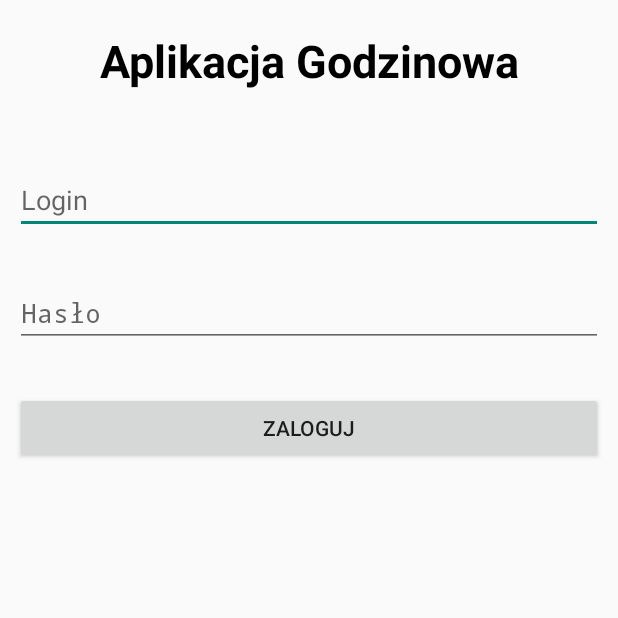
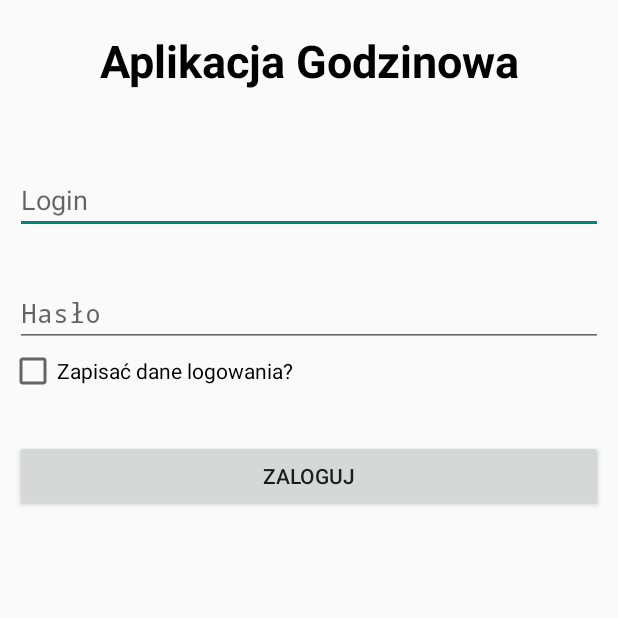
Before and after one commit to mateuszsliwa645/HoursAppAndroid, an Android app built with Jetpack Compose: the screen it shows after launch (MainActivity), on a phone screen of 412 x 824 dp, the top half of it. Run offline under Robolectric (Android 15) with nearby library versions, the phone set to English and light mode, and no system bars; our stand-ins replace Volley.

Commit message:
v0.3
Added a remember me checkbox

```diff
--- a/app/src/main/java/com/example/hoursappandroid/MainActivity.kt
+++ b/app/src/main/java/com/example/hoursappandroid/MainActivity.kt
@@ -1,9 +1,13 @@
 package com.example.hoursappandroid
 
+import android.content.Context
 import android.content.Intent
+import android.content.SharedPreferences
 import android.os.Bundle
 import android.util.Log
+import android.view.inputmethod.InputMethodManager
 import android.widget.Button
+import android.widget.CheckBox
 import android.widget.EditText
 import android.widget.Toast
 import androidx.activity.ComponentActivity
@@ -21,7 +25,13 @@ class MainActivity : ComponentActivity() {
     private lateinit var PassTextEdit: EditText
     private lateinit var LoginButton: Button
     private lateinit var requestQueue: RequestQueue
+    private lateinit var rememberMeCheckBox : CheckBox
+    private lateinit var sharedPreferences: SharedPreferences
     private val TAG = "MainActivity"
+    private val PREF_NAME = "LoginPrefs"
+    private val PREF_USERNAME = "username"
+    private val PREF_PASSWORD = "password"
+    private val PREF_REMEMBER = "rememberMe"
 
 
     override fun onCreate(savedInstanceState: Bundle?) {
@@ -33,6 +43,15 @@ class MainActivity : ComponentActivity() {
         val PassTextExit = findViewById<EditText>(R.id.idPassword)
         val LoginButton = findViewById<Button>(R.id.idBtnLogin)
         requestQueue = Volley.newRequestQueue(this)
+        rememberMeCheckBox = findViewById(R.id.saveLoginCheckBox)
+
+        sharedPreferences = getSharedPreferences(PREF_NAME, MODE_PRIVATE)
+
+        if(sharedPreferences.getBoolean(PREF_REMEMBER, false)) {
+            LoginTextEdit.setText(sharedPreferences.getString(PREF_USERNAME, ""))
+            PassTextExit.setText(sharedPreferences.getString(PREF_PASSWORD,""))
+            rememberMeCheckBox.isChecked = true
+        }
 
 
         LoginButton.setOnClickListener {
@@ -57,6 +76,18 @@ class MainActivity : ComponentActivity() {
                     val success = jsonObject.getBoolean("success")
                     if(success){
                         Log.d(TAG, "Login successful")
+
+                        val editor = sharedPreferences.edit()
+                        if(rememberMeCheckBox.isChecked) {
+                            editor.putString(PREF_USERNAME, username)
+                            editor.putString(PREF_PASSWORD, password)
+                            editor.putBoolean(PREF_REMEMBER, true)
+                            Log.d("SharedPreferences", "Dane zapisane: " + sharedPreferences.getString(PREF_USERNAME, ""))
+                        } else {
+                            editor.clear()
+                        }
+                        editor.apply()
+
                         val intent = Intent(this, HomePageActivity::class.java)
                         startActivity(intent)
                         finish()
@@ -82,4 +113,7 @@ class MainActivity : ComponentActivity() {
         requestQueue.add(stringRequest)
     }
 
-    }
+
+
+
+}
--- a/app/src/main/res/layout/activity_main.xml
+++ b/app/src/main/res/layout/activity_main.xml
@@ -31,8 +31,6 @@
         android:importantForAutofill="no"
  />
 
-
-
     <EditText
         android:id="@+id/idPassword"
         android:layout_width="match_parent"
@@ -46,11 +44,21 @@
         android:inputType="textPassword" />
 
 
+    <CheckBox
+        android:id="@+id/saveLoginCheckBox"
+        android:layout_width="fill_parent"
+        android:layout_height="wrap_content"
+        android:layout_alignParentLeft="true"
+        android:layout_below="@id/idPassword"
+        android:text="Zapisać dane logowania?"
+        android:layout_marginLeft="6dp"/>
+
+
     <Button
         android:id="@+id/idBtnLogin"
         android:layout_width="match_parent"
         android:layout_height="wrap_content"
-        android:layout_below="@id/idPassword"
+        android:layout_below="@id/saveLoginCheckBox"
         android:layout_marginStart="10dp"
         android:layout_marginTop="30dp"
         android:layout_marginEnd="10dp"
```
